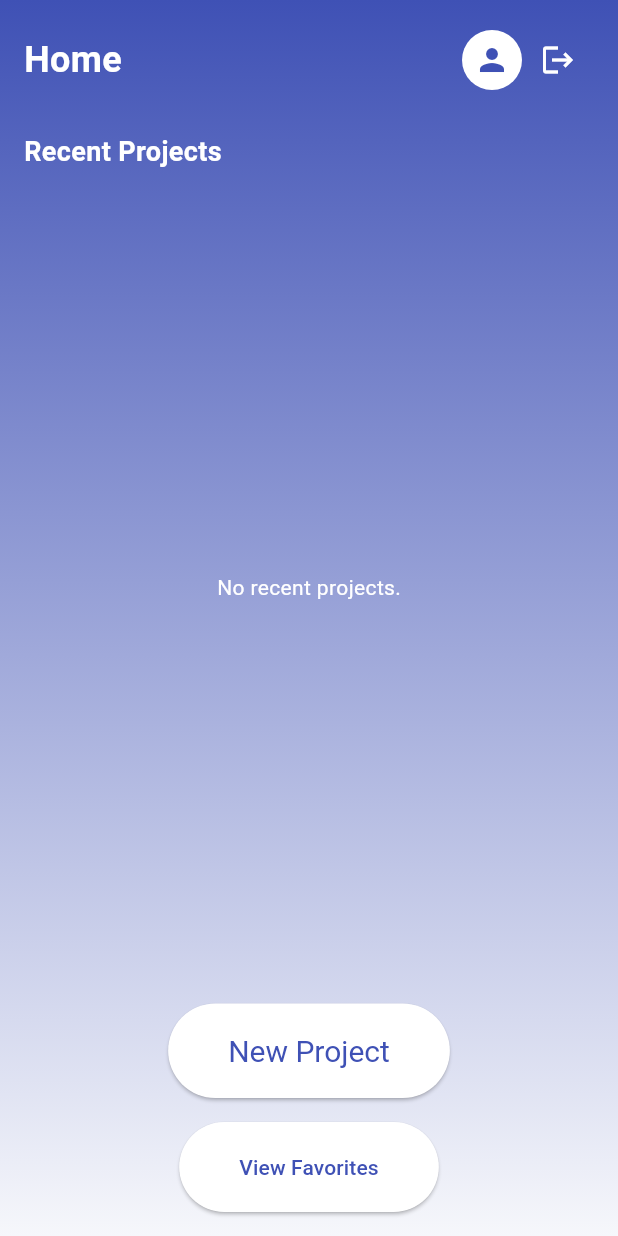
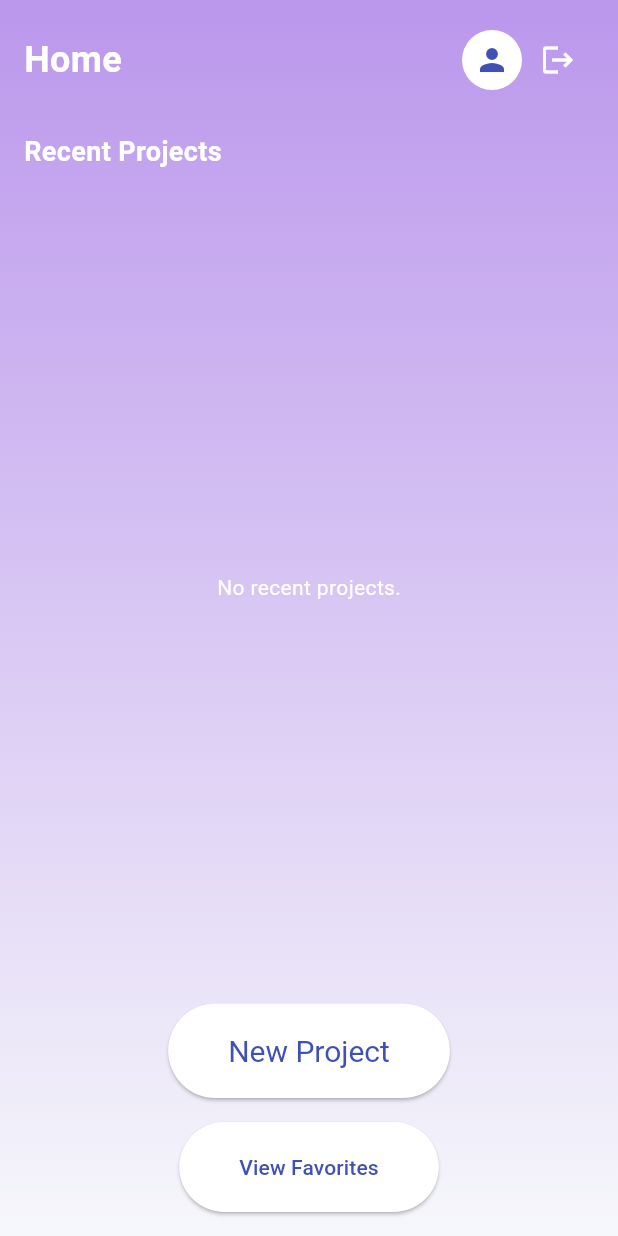
Before and after one commit to lailanabill/ReqBot, a Flutter app: the HomeScreen screen opened by its route, on a phone screen of 412 x 824 dp. Run offline on Flutter 3.47's test engine with Material 3 defaults, Android fonts, the phone set to English and light mode, and no system bars; our stand-ins replace animate_do, file_picker, flutter_dotenv, permission_handler, speech_to_text, supabase_flutter; missing offline and left inert: animated_introduction, gotrue; accounts and stored records are empty.

```diff
--- a/reqbotui/lib/views/screens/home_screen.dart
+++ b/reqbotui/lib/views/screens/home_screen.dart
@@ -116,7 +116,10 @@ class _HomeScreenState extends State<HomeScreen> {
           Container(
             decoration: const BoxDecoration(
               gradient: LinearGradient(
-                colors: [Color(0xFF3F51B5), Color(0xFFF6F7FB)],
+                colors: [
+                  Color.fromARGB(255, 187, 151, 236), // Your chosen purple
+                  Color(0xFFF6F7FB) // Lighter shade for smooth transition
+                ],
                 begin: Alignment.topCenter,
                 end: Alignment.bottomCenter,
               ),
```
